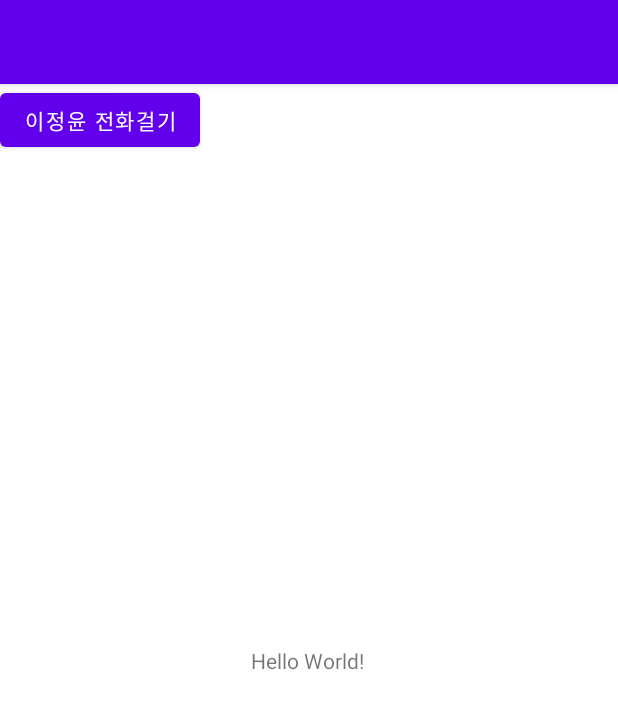
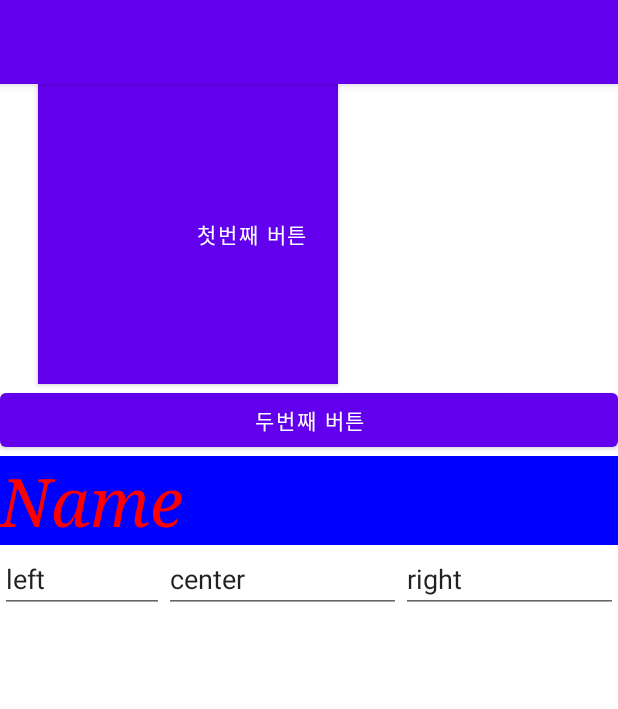
Before and after one commit to UniM0cha/Inhatc-Android, an Android app: the screen it shows after launch (MainActivity), on a phone screen of 412 x 824 dp. Shown: the top 709 px of the screen. Run offline under Robolectric (Android 15) with nearby library versions, the phone set to English and light mode, and no system bars.

Commit message:
정우가 물어본 것

```diff
--- a/MyApplication/app/src/main/res/layout/activity_main.xml
+++ b/MyApplication/app/src/main/res/layout/activity_main.xml
@@ -1,30 +1,67 @@
 <?xml version="1.0" encoding="utf-8"?>
-<androidx.constraintlayout.widget.ConstraintLayout xmlns:android="http://schemas.android.com/apk/res/android"
-    xmlns:app="http://schemas.android.com/apk/res-auto"
-    xmlns:tools="http://schemas.android.com/tools"
+<LinearLayout xmlns:android="http://schemas.android.com/apk/res/android"
     android:layout_width="match_parent"
     android:layout_height="match_parent"
-    tools:context=".MainActivity">
+    android:orientation="vertical">
 
-    <TextView
-        android:id="@+id/textView"
-        android:layout_width="wrap_content"
-        android:layout_height="wrap_content"
-        android:text="Hello World!"
-        app:layout_constraintBottom_toBottomOf="parent"
-        app:layout_constraintHorizontal_bias="0.498"
-        app:layout_constraintLeft_toLeftOf="parent"
-        app:layout_constraintRight_toRightOf="parent"
-        app:layout_constraintTop_toTopOf="parent"
-        tools:text="이정윤 201845092" />
+    <Button
+        android:id="@+id/button"
+        android:background="#0000ff"
+        android:layout_width="200dp"
+        android:layout_height="200dp"
+        android:paddingLeft="100dp"
+        android:layout_marginLeft="25dp"
+        android:text="첫번째 버튼" />
 
     <Button
         android:id="@+id/button2"
-        android:layout_width="wrap_content"
+        android:layout_width="match_parent"
         android:layout_height="wrap_content"
-        android:onClick="onClicked"
-        android:text="이정윤 전화걸기"
-        tools:layout_editor_absoluteX="16dp"
-        tools:layout_editor_absoluteY="16dp" />
+        android:text="두번째 버튼" />
 
-</androidx.constraintlayout.widget.ConstraintLayout>
+    <EditText
+        android:id="@+id/editTextTextPersonName"
+        android:layout_width="match_parent"
+        android:layout_height="wrap_content"
+        android:background="#0000ff"
+        android:text="Name"
+        android:textColor="#ff0000"
+        android:textSize="20pt"
+        android:textStyle="italic"
+        android:typeface="serif"
+        android:inputType="none"/>
+
+    <LinearLayout
+        android:layout_width="match_parent"
+        android:layout_height="match_parent"
+        android:orientation="horizontal">
+
+        <EditText
+            android:id="@+id/editTextTextPersonName7"
+            android:layout_width="10dp"
+            android:layout_height="wrap_content"
+            android:layout_weight="1"
+
+            android:inputType="textPersonName"
+            android:text="left" />
+
+        <EditText
+            android:id="@+id/editTextTextPersonName8"
+            android:layout_width="wrap_content"
+            android:layout_height="wrap_content"
+            android:layout_weight="1"
+
+            android:inputType="textPersonName"
+            android:text="center" />
+
+        <EditText
+            android:id="@+id/editTextTextPersonName9"
+            android:layout_width="wrap_content"
+            android:layout_height="wrap_content"
+            android:layout_weight="1"
+
+            android:inputType="textPersonName"
+            android:text="right" />
+    </LinearLayout>
+
+</LinearLayout>
--- a/MyApplication/build.gradle
+++ b/MyApplication/build.gradle
@@ -5,7 +5,7 @@ buildscript {
         jcenter()
     }
     dependencies {
-        classpath "com.android.tools.build:gradle:4.1.2"
+        classpath 'com.android.tools.build:gradle:4.1.3'
 
         // NOTE: Do not place your application dependencies here; they belong
         // in the individual module build.gradle files
```
